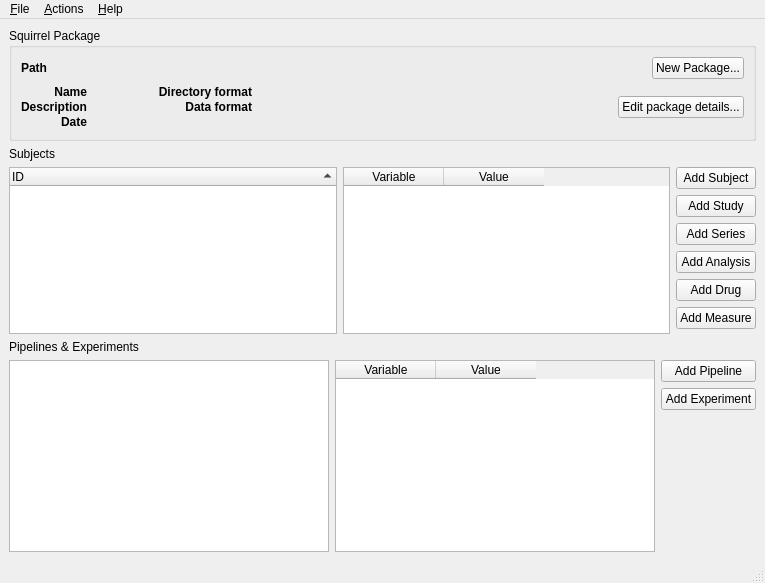
This is src/squirrel-gui/mainwindow.ui in gbook/squirrel as Qt 5 draws it before an edit. The edited form follows.
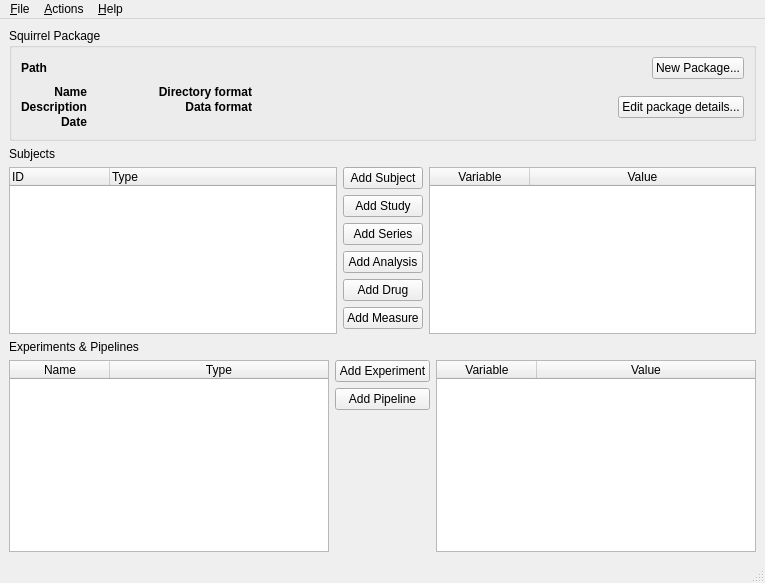
This is the edited form. Icons and pictures are not drawn.

Patch:
```diff
--- a/src/squirrel-gui/mainwindow.ui
+++ b/src/squirrel-gui/mainwindow.ui
@@ -246,9 +246,12 @@
          <bool>true</bool>
         </property>
         <property name="indentation">
-         <number>20</number>
+         <number>30</number>
         </property>
         <property name="sortingEnabled">
+         <bool>false</bool>
+        </property>
+        <property name="allColumnsShowFocus">
          <bool>true</bool>
         </property>
         <column>
@@ -256,18 +259,9 @@
           <string>ID</string>
          </property>
         </column>
-       </widget>
-      </item>
-      <item>
-       <widget class="QTableWidget" name="subjectDetailsTable">
         <column>
          <property name="text">
-          <string>Variable</string>
-         </property>
-        </column>
-        <column>
-         <property name="text">
-          <string>Value</string>
+          <string>Type</string>
          </property>
         </column>
        </widget>
@@ -338,43 +332,71 @@
         </item>
        </layout>
       </item>
+      <item>
+       <widget class="QTableWidget" name="subjectDetailsTable">
+        <attribute name="horizontalHeaderCascadingSectionResizes">
+         <bool>true</bool>
+        </attribute>
+        <attribute name="horizontalHeaderShowSortIndicator" stdset="0">
+         <bool>true</bool>
+        </attribute>
+        <attribute name="horizontalHeaderStretchLastSection">
+         <bool>true</bool>
+        </attribute>
+        <column>
+         <property name="text">
+          <string>Variable</string>
+         </property>
+        </column>
+        <column>
+         <property name="text">
+          <string>Value</string>
+         </property>
+        </column>
+       </widget>
+      </item>
      </layout>
     </item>
     <item>
      <widget class="QLabel" name="label_3">
       <property name="text">
-       <string>Pipelines &amp; Experiments</string>
+       <string>Experiments &amp; Pipelines</string>
       </property>
      </widget>
     </item>
     <item>
      <layout class="QHBoxLayout" name="horizontalLayout_3">
       <item>
-       <widget class="QListWidget" name="listWidget"/>
-      </item>
-      <item>
-       <widget class="QTableWidget" name="pipelineDetailsTable">
+       <widget class="QTableWidget" name="experimentsTable">
+        <property name="alternatingRowColors">
+         <bool>true</bool>
+        </property>
+        <property name="columnCount">
+         <number>2</number>
+        </property>
+        <attribute name="horizontalHeaderCascadingSectionResizes">
+         <bool>false</bool>
+        </attribute>
+        <attribute name="horizontalHeaderShowSortIndicator" stdset="0">
+         <bool>true</bool>
+        </attribute>
+        <attribute name="horizontalHeaderStretchLastSection">
+         <bool>true</bool>
+        </attribute>
         <column>
          <property name="text">
-          <string>Variable</string>
+          <string>Name</string>
          </property>
         </column>
         <column>
          <property name="text">
-          <string>Value</string>
+          <string>Type</string>
          </property>
         </column>
        </widget>
       </item>
       <item>
        <layout class="QVBoxLayout" name="verticalLayout_3">
-        <item>
-         <widget class="QPushButton" name="btnAddPipeline">
-          <property name="text">
-           <string>Add Pipeline</string>
-          </property>
-         </widget>
-        </item>
         <item>
          <widget class="QPushButton" name="btnAddExperiment">
           <property name="text">
@@ -382,6 +404,13 @@
           </property>
          </widget>
         </item>
+        <item>
+         <widget class="QPushButton" name="btnAddPipeline">
+          <property name="text">
+           <string>Add Pipeline</string>
+          </property>
+         </widget>
+        </item>
         <item>
          <spacer name="verticalSpacer_2">
           <property name="orientation">
@@ -397,6 +426,32 @@
         </item>
        </layout>
       </item>
+      <item>
+       <widget class="QTableWidget" name="pipelineDetailsTable">
+        <property name="alternatingRowColors">
+         <bool>true</bool>
+        </property>
+        <property name="sortingEnabled">
+         <bool>true</bool>
+        </property>
+        <attribute name="horizontalHeaderCascadingSectionResizes">
+         <bool>true</bool>
+        </attribute>
+        <attribute name="horizontalHeaderStretchLastSection">
+         <bool>true</bool>
+        </attribute>
+        <column>
+         <property name="text">
+          <string>Variable</string>
+         </property>
+        </column>
+        <column>
+         <property name="text">
+          <string>Value</string>
+         </property>
+        </column>
+       </widget>
+      </item>
      </layout>
     </item>
    </layout>
```
